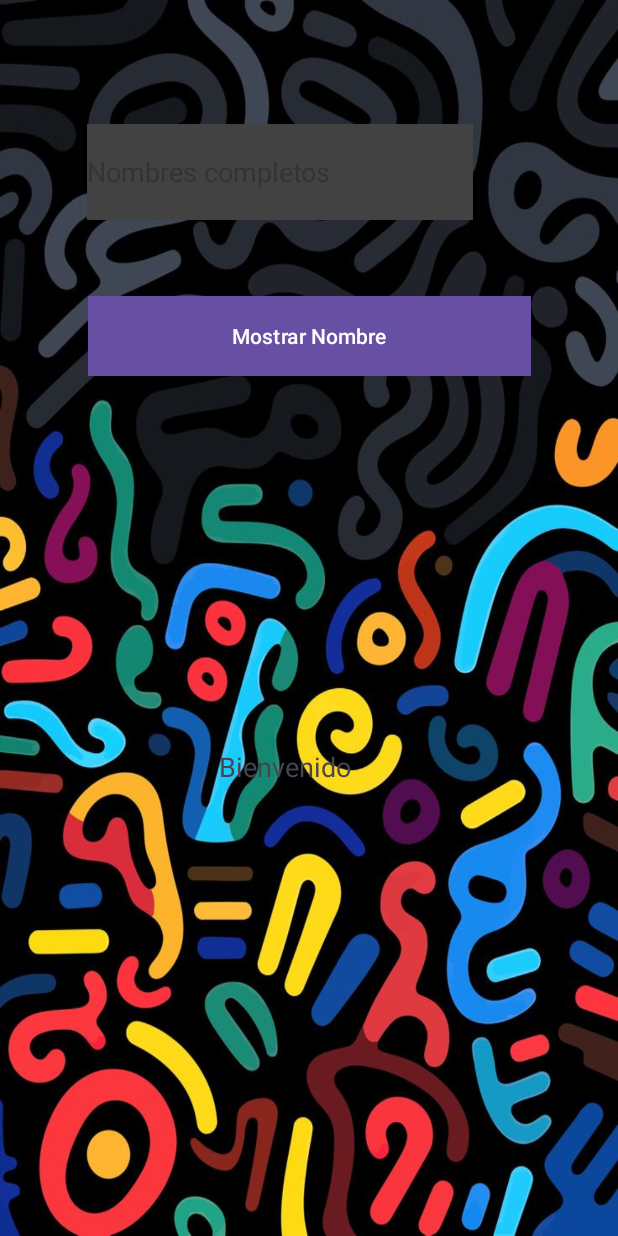
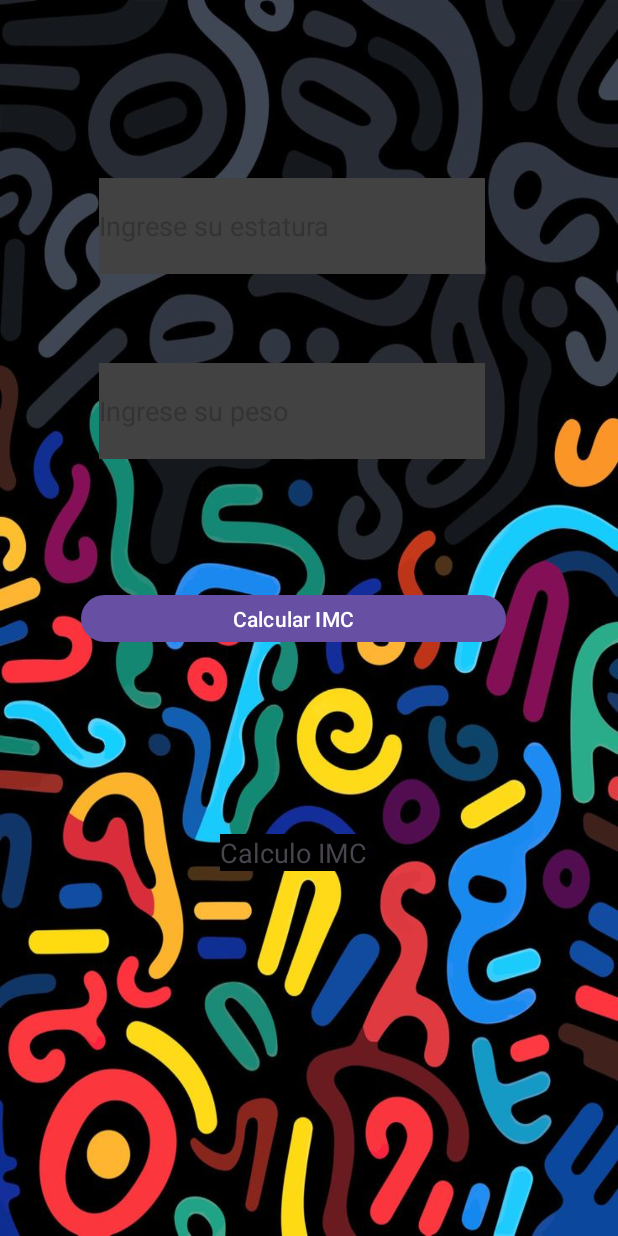
Before and after one commit to FernandoGuevaraD/AndroidStudio, an Android app: the screen it shows after launch (MainActivity), on a phone screen of 412 x 824 dp. Run offline under Robolectric (Android 15) with nearby library versions, the phone set to English and light mode, and no system bars.

Commit message:
actualizacion peso

```diff
--- a/app/src/main/res/layout/activity_main.xml
+++ b/app/src/main/res/layout/activity_main.xml
@@ -8,42 +8,57 @@
     xmlns:android="http://schemas.android.com/apk/res/android">
 
     <EditText
-        android:id="@+id/editTextText"
+        android:id="@+id/estatura"
         android:layout_width="257dp"
         android:layout_height="64dp"
+        android:ems="10"
+        android:hint="Ingrese su estatura"
+        android:textColor="@color/white"
         android:background="@color/cardview_dark_background"
-        android:ems="10"
-        android:hint="Nombres completos"
         android:inputType="text"
-        android:textColor="@color/white"
         app:layout_constraintBottom_toTopOf="@+id/button"
         app:layout_constraintEnd_toEndOf="parent"
-        app:layout_constraintHorizontal_bias="0.376"
+        app:layout_constraintHorizontal_bias="0.428"
         app:layout_constraintStart_toStartOf="parent"
         app:layout_constraintTop_toTopOf="parent"
-        app:layout_constraintVertical_bias="0.618" />
+        app:layout_constraintVertical_bias="0.361" />
+
+    <EditText
+        android:id="@+id/peso"
+        android:layout_width="257dp"
+        android:layout_height="64dp"
+        android:ems="10"
+        android:hint="Ingrese su peso"
+        android:inputType="text"
+        android:background="@color/cardview_dark_background"
+        app:layout_constraintBottom_toTopOf="@+id/button"
+        app:layout_constraintEnd_toEndOf="parent"
+        app:layout_constraintHorizontal_bias="0.428"
+        app:layout_constraintStart_toStartOf="parent"
+        app:layout_constraintTop_toTopOf="parent"
+        app:layout_constraintVertical_bias="0.737" />
 
     <Button
         android:id="@+id/button"
-        android:layout_width="295dp"
-        android:layout_height="53dp"
-        android:text="Mostrar Nombre"
-        android:background="@color/black"
+        android:layout_width="283dp"
+        android:layout_height="39dp"
+        android:text="Calcular IMC"
         app:layout_constraintBottom_toBottomOf="parent"
         app:layout_constraintEnd_toEndOf="parent"
+        app:layout_constraintHorizontal_bias="0.421"
         app:layout_constraintStart_toStartOf="parent"
-        app:layout_constraintTop_toTopOf="parent"
-        app:layout_constraintVertical_bias="0.256" />
+        app:layout_constraintTop_toTopOf="parent" />
 
     <TextView
         android:id="@+id/textView3"
         android:layout_width="wrap_content"
         android:layout_height="wrap_content"
-        android:layout_marginTop="248dp"
-        android:text="Bienvenido"
+        android:layout_marginTop="124dp"
+        android:text="Calculo IMC"
+        android:background="@color/black"
         android:textSize="18sp"
         app:layout_constraintEnd_toEndOf="parent"
-        app:layout_constraintHorizontal_bias="0.451"
+        app:layout_constraintHorizontal_bias="0.467"
         app:layout_constraintStart_toStartOf="parent"
         app:layout_constraintTop_toBottomOf="@+id/button" />
 
```
Also changed, not shown: app/src/main/java/com/example/myfirstproject/MainActivity.kt (+20 -5 lines).
